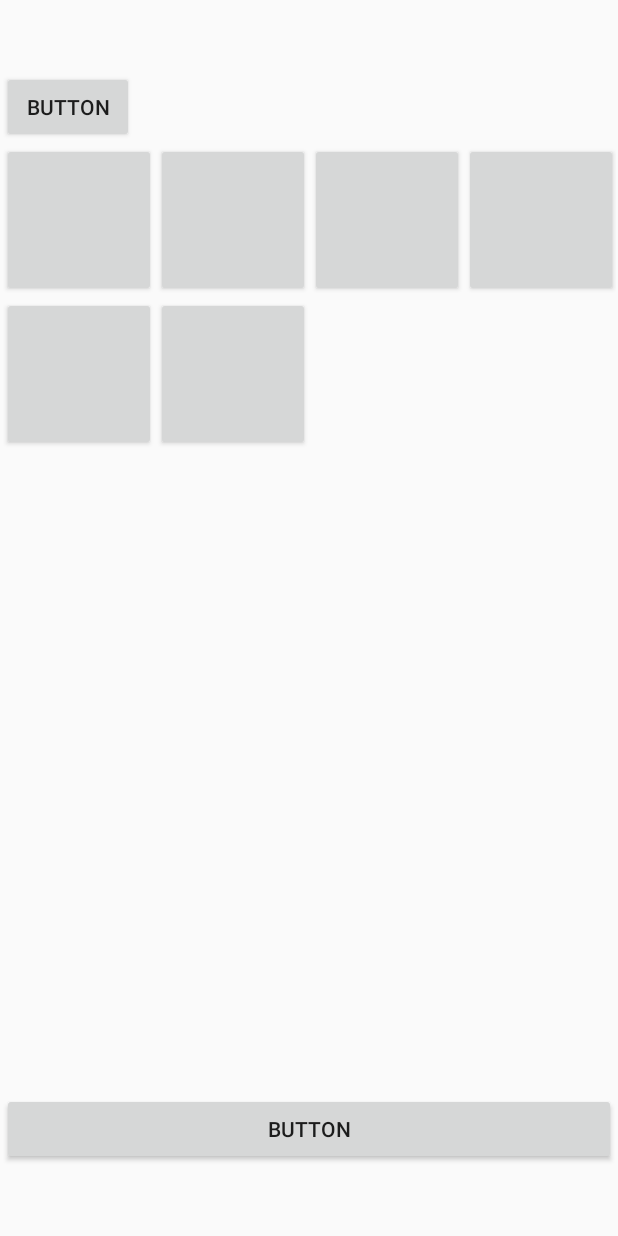
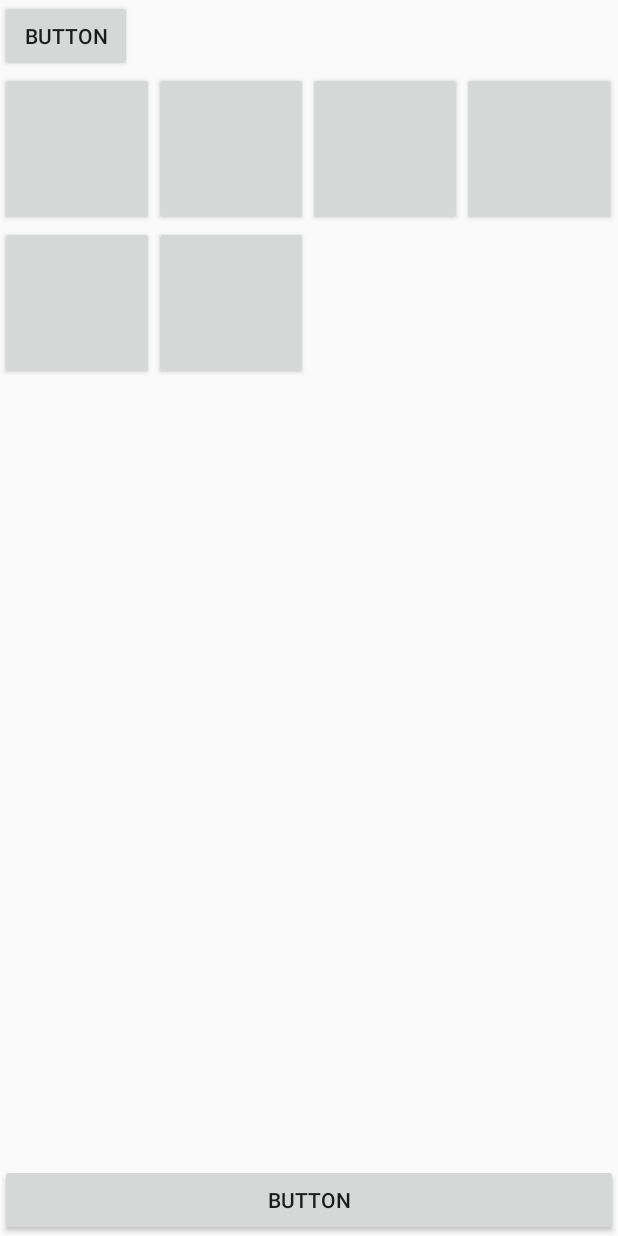
Before and after one commit to inesd16/loup, an Android app: the screen it shows after launch (MainActivity), on a phone screen of 412 x 824 dp. Run offline under Robolectric (Android 15) with nearby library versions, the phone set to English and light mode, and no system bars.

```diff
--- a/app/src/main/java/com/example/loup/MainActivity.kt
+++ b/app/src/main/java/com/example/loup/MainActivity.kt
@@ -2,6 +2,7 @@ package com.example.loup
 
 import android.graphics.Point
 import android.os.Bundle
+import android.util.Log
 import android.widget.Button
 import androidx.appcompat.app.AppCompatActivity
 import kotlinx.android.synthetic.main.activity_main.*
@@ -44,5 +45,6 @@ class MainActivity : AppCompatActivity() {
         grillePerso.addView(button_dynamic3)
         grillePerso.addView(button_dynamic4)
         grillePerso.addView(button_dynamic5)
+
     }
 }
--- a/app/src/main/res/layout/activity_main.xml
+++ b/app/src/main/res/layout/activity_main.xml
@@ -7,8 +7,8 @@
     tools:context=".MainActivity">
 
     <LinearLayout
-        android:layout_width="409dp"
-        android:layout_height="729dp"
+        android:layout_width="match_parent"
+        android:layout_height="match_parent"
         android:orientation="vertical"
         app:layout_constraintBottom_toBottomOf="parent"
         app:layout_constraintEnd_toEndOf="parent"
@@ -22,7 +22,8 @@
 
             <HorizontalScrollView
                 android:layout_width="match_parent"
-                android:layout_height="match_parent">
+                android:layout_height="match_parent"
+                android:layout_weight="1">
 
                 <Button
                     android:id="@+id/button4"
@@ -47,9 +48,8 @@
             android:id="@+id/button3"
             android:layout_width="match_parent"
             android:layout_height="wrap_content"
+            android:layout_weight="0"
             android:text="Button" />
-
-
 
 
     </LinearLayout>
```
Also changed, not shown: app/src/main/java/com/example/loup/Character.kt (added, +8 -0 lines), app/src/main/java/com/example/loup/Werewolf.kt (added, +10 -0 lines).
